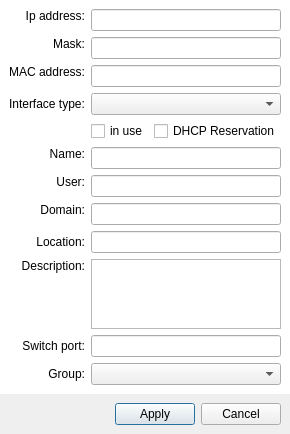
Old version of the form gui/interfaces/AddEditIfWindow.ui in the repository c3pw/c3networks.
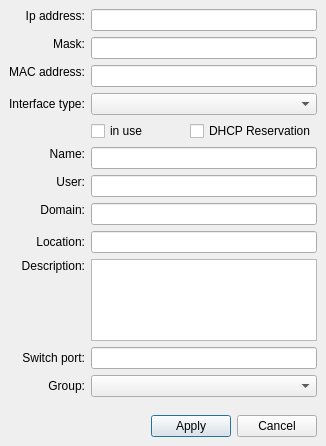
New version of the form. Icons and pictures are not drawn.

```diff
--- a/gui/interfaces/AddEditIfWindow.ui
+++ b/gui/interfaces/AddEditIfWindow.ui
@@ -9,8 +9,8 @@
    <rect>
     <x>0</x>
     <y>0</y>
-    <width>289</width>
-    <height>387</height>
+    <width>326</width>
+    <height>446</height>
    </rect>
   </property>
   <property name="windowTitle">
@@ -39,11 +39,7 @@
    <item>
     <widget class="QWidget" name="formWidget" native="true">
      <property name="styleSheet">
-      <string notr="true">#formWidget
-	{
-	
-	background-color: rgb(255, 255, 255);
-	}</string>
+      <string notr="true"/>
      </property>
      <layout class="QGridLayout" name="gridLayout">
       <item row="4" column="1">
```
